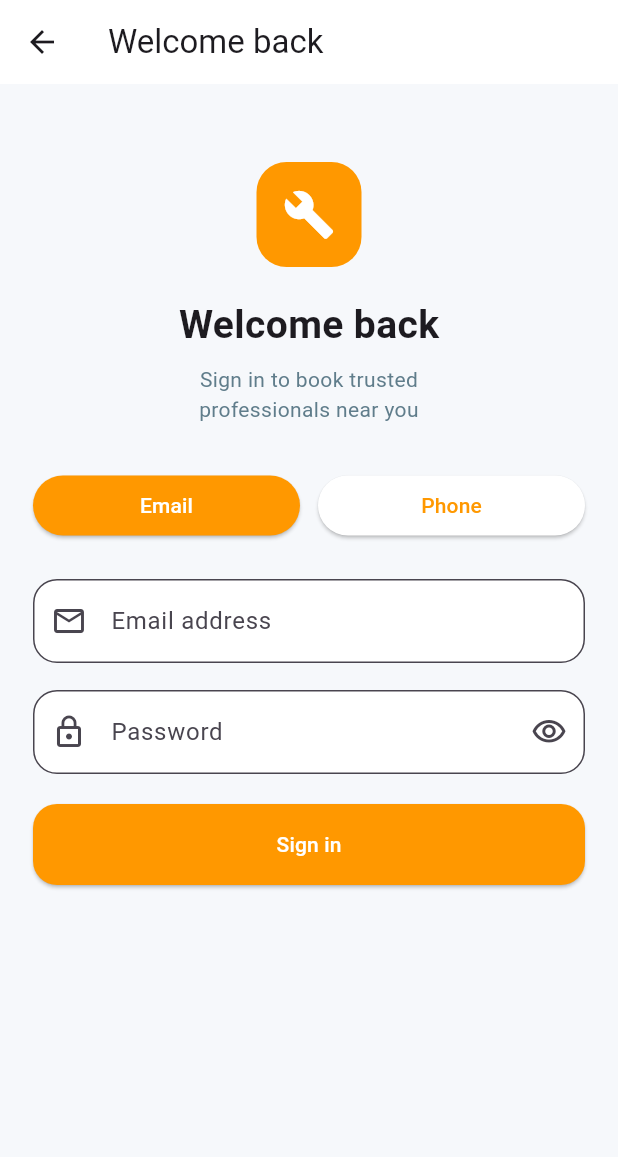
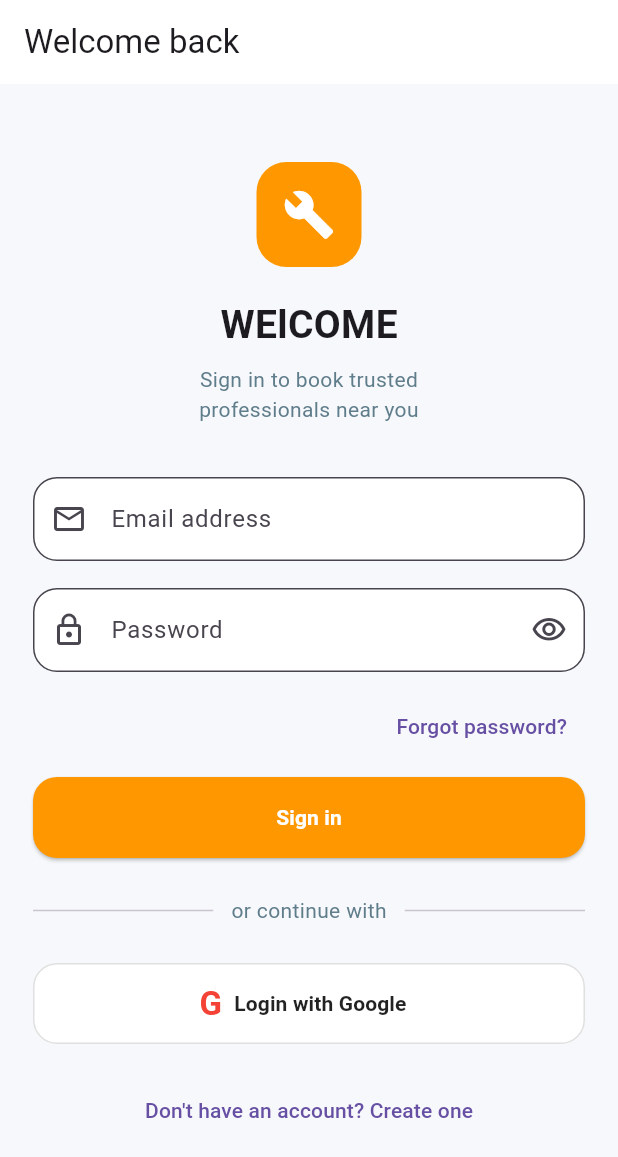
Before and after one commit to SewaMitra/sewa_mitra, a Flutter app: the LoginScreen screen opened directly, on a phone screen of 412 x 824 dp. Shown: the top 1157 px of the screen. Run offline on Flutter 3.47's test engine with Material 3 defaults, Android fonts, the phone set to English and light mode, and no system bars.

Commit message:
new changes removing the phone authentication

```diff
--- a/lib/login_screen.dart
+++ b/lib/login_screen.dart
@@ -1,14 +1,7 @@
 import 'package:flutter/material.dart';
 
-class LoginScreen extends StatefulWidget {
+class LoginScreen extends StatelessWidget {
   const LoginScreen({super.key});
-
-  @override
-  State<LoginScreen> createState() => _LoginScreenState();
-}
-
-class _LoginScreenState extends State<LoginScreen> {
-  bool usePhone = false;
 
   @override
   Widget build(BuildContext context) {
@@ -32,14 +25,21 @@ class _LoginScreenState extends State<LoginScreen> {
                   color: Colors.orange,
                   borderRadius: BorderRadius.circular(20),
                 ),
-                child: const Icon(Icons.build, color: Colors.white, size: 35),
+                child: const Icon(
+                  Icons.build,
+                  color: Colors.white,
+                  size: 35,
+                ),
               ),
 
               const SizedBox(height: 20),
 
               const Text(
-                'Welcome back',
-                style: TextStyle(fontSize: 26, fontWeight: FontWeight.bold),
+                'WElCOME',
+                style: TextStyle(
+                  fontSize: 26,
+                  fontWeight: FontWeight.bold,
+                ),
               ),
 
               const SizedBox(height: 8),
@@ -50,46 +50,10 @@ class _LoginScreenState extends State<LoginScreen> {
                 style: TextStyle(color: Colors.blueGrey),
               ),
 
-              const SizedBox(height: 30),
+              const SizedBox(height: 35),
 
-              Row(
-                children: [
-                  Expanded(
-                    child: ElevatedButton(
-                      onPressed: () {
-                        setState(() {
-                          usePhone = false;
-                        });
-                      },
-                      style: ElevatedButton.styleFrom(
-                        backgroundColor: usePhone ? Colors.white : Colors.orange,
-                        foregroundColor: usePhone ? Colors.orange : Colors.white,
-                      ),
-                      child: const Text('Email'),
-                    ),
-                  ),
-                  const SizedBox(width: 12),
-                  Expanded(
-                    child: ElevatedButton(
-                      onPressed: () {
-                        setState(() {
-                          usePhone = true;
-                        });
-                      },
-                      style: ElevatedButton.styleFrom(
-                        backgroundColor: usePhone ? Colors.orange : Colors.white,
-                        foregroundColor: usePhone ? Colors.white : Colors.orange,
-                      ),
-                      child: const Text('Phone'),
-                    ),
-                  ),
-                ],
-              ),
-
-              const SizedBox(height: 25),
-
-              if (!usePhone) ...[
               TextField(
+                keyboardType: TextInputType.emailAddress,
                 decoration: InputDecoration(
                   labelText: 'Email address',
                   hintText: 'you@example.com',
@@ -119,7 +83,17 @@ class _LoginScreenState extends State<LoginScreen> {
                 ),
               ),
 
-                const SizedBox(height: 20),
+              const SizedBox(height: 12),
+
+              Align(
+                alignment: Alignment.centerRight,
+                child: TextButton(
+                  onPressed: () {},
+                  child: const Text('Forgot password?'),
+                ),
+              ),
+
+              const SizedBox(height: 10),
 
               SizedBox(
                 width: double.infinity,
@@ -133,54 +107,65 @@ class _LoginScreenState extends State<LoginScreen> {
                       borderRadius: BorderRadius.circular(16),
                     ),
                   ),
-                    child: const Text('Sign in'),
+                  child: const Text(
+                    'Sign in',
+                    style: TextStyle(fontWeight: FontWeight.bold),
                   ),
                 ),
+              ),
+
+              const SizedBox(height: 25),
+
+              Row(
+                children: const [
+                  Expanded(child: Divider()),
+                  Padding(
+                    padding: EdgeInsets.symmetric(horizontal: 12),
+                    child: Text(
+                      'or continue with',
+                      style: TextStyle(color: Colors.blueGrey),
+                    ),
+                  ),
+                  Expanded(child: Divider()),
                 ],
+              ),
 
-              if (usePhone) ...[
-                TextField(
-                  keyboardType: TextInputType.phone,
-                  decoration: InputDecoration(
-                    labelText: 'Phone number',
-                    hintText: '+977 98XXXXXXXX',
-                    prefixIcon: const Icon(Icons.phone_outlined),
-                    filled: true,
-                    fillColor: Colors.white,
-                    border: OutlineInputBorder(
+              const SizedBox(height: 25),
+
+              SizedBox(
+                width: double.infinity,
+                height: 54,
+                child: OutlinedButton.icon(
+                  onPressed: () {},
+                  icon: const Text(
+                    'G',
+                    style: TextStyle(
+                      fontSize: 22,
+                      fontWeight: FontWeight.bold,
+                      color: Colors.red,
+                    ),
+                  ),
+                  label: const Text(
+                    'Login with Google',
+                    style: TextStyle(fontWeight: FontWeight.bold),
+                  ),
+                  style: OutlinedButton.styleFrom(
+                    foregroundColor: Colors.black87,
+                    backgroundColor: Colors.white,
+                    side: BorderSide(color: Colors.grey.shade300),
+                    shape: RoundedRectangleBorder(
                       borderRadius: BorderRadius.circular(16),
+                    ),
                   ),
                 ),
               ),
 
               const SizedBox(height: 20),
 
-                SizedBox(
-                  width: double.infinity,
-                  height: 54,
-                  child: ElevatedButton(
+              TextButton(
                 onPressed: () {},
-                    style: ElevatedButton.styleFrom(
-                      backgroundColor: Colors.orange,
-                      foregroundColor: Colors.white,
-                      shape: RoundedRectangleBorder(
-                        borderRadius: BorderRadius.circular(16),
+                child: const Text("Don't have an account? Create one"),
               ),
-                    ),
-                    child: const Text('Continue with phone'),
-                  ),
-                ),
-
-                const SizedBox(height: 15),
-
-                const Text(
-                  'Phone login UI only. No OTP or backend connected.',
-                  textAlign: TextAlign.center,
-                  style: TextStyle(
-                    color: Colors.blueGrey,
-                  ),
-                ),
-              ],
             ],
           ),
         ),
--- a/lib/main.dart
+++ b/lib/main.dart
@@ -1,5 +1,5 @@
 import 'package:flutter/material.dart';
-import 'register_screen.dart';
+import 'login_screen.dart';
 
 void main() {
   runApp(const MyApp());
@@ -12,7 +12,7 @@ class MyApp extends StatelessWidget {
   Widget build(BuildContext context) {
     return const MaterialApp(
       debugShowCheckedModeBanner: false,
-      home: RegisterScreen(),
+      home: LoginScreen(),
     );
   }
 }
```
Lines whose indentation alone changed are shown as unchanged.
